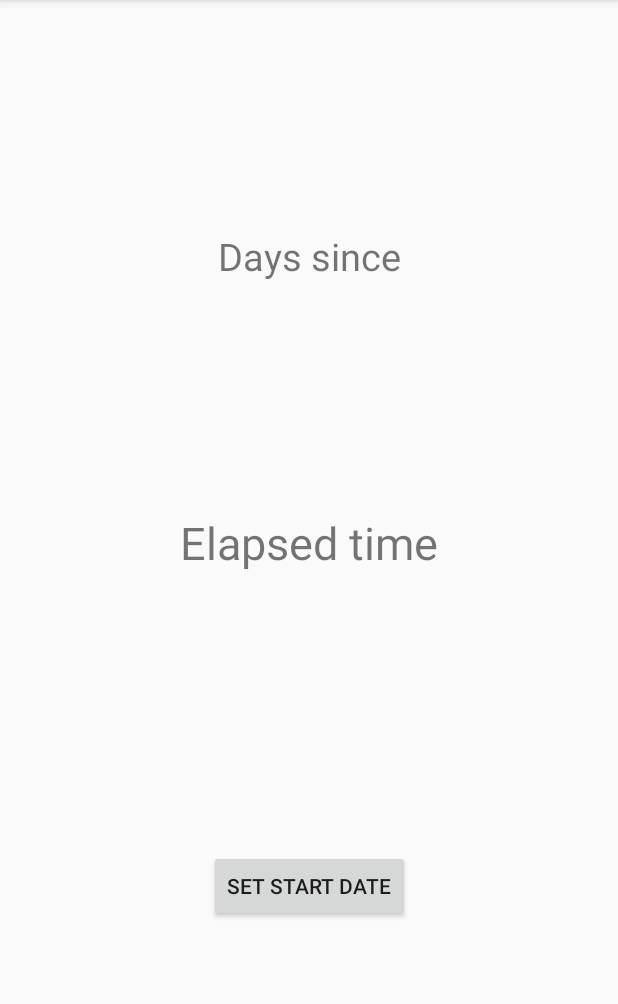
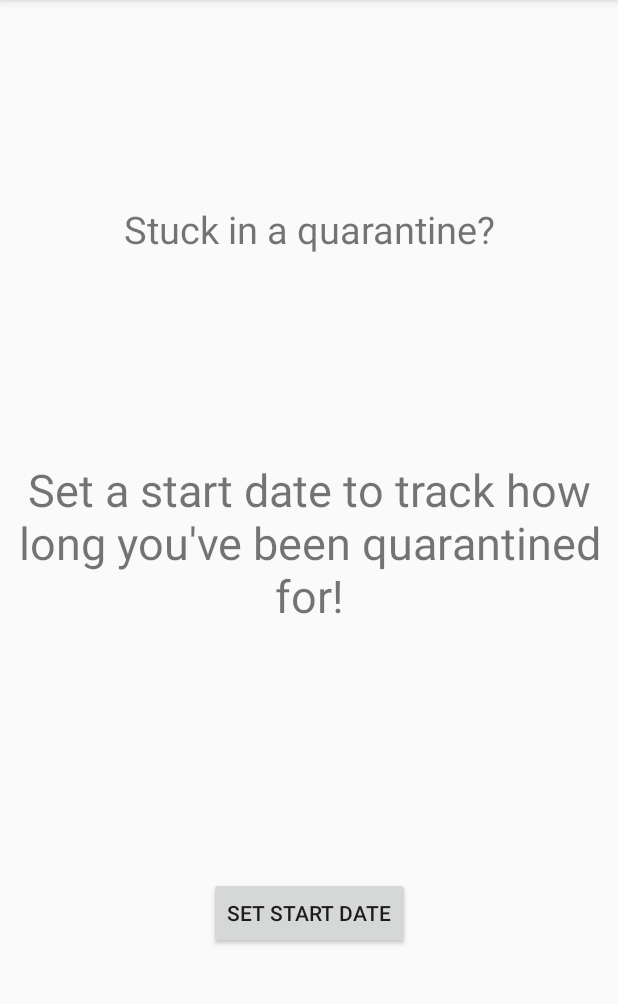
Before and after one commit to henryinqz/Quarantine-Time, an Android app: the screen it shows after launch (MainActivity), on a phone screen of 412 x 824 dp, the part 84-1088 px from its top. Run offline under Robolectric (Android 15) with nearby library versions, the phone set to English and light mode, and no system bars; Roboto replaces fonts that are not available here.

Commit message:
Fixed strings when no start date set

```diff
--- a/app/src/main/res/layout/activity_main.xml
+++ b/app/src/main/res/layout/activity_main.xml
@@ -19,7 +19,7 @@
         android:layout_marginRight="16dp"
         android:layout_marginBottom="32dp"
         android:gravity="center"
-        android:text="Elapsed time"
+        android:text="@string/elapsed_time"
         android:textSize="30sp"
         app:layout_constraintBottom_toTopOf="@+id/button_pickdate"
         app:layout_constraintEnd_toEndOf="parent"
@@ -38,7 +38,7 @@
         android:layout_marginEnd="40dp"
         android:layout_marginRight="40dp"
         android:gravity="center"
-        android:text="Days since"
+        android:text="@string/days_since"
         android:textSize="25sp"
         app:layout_constraintBottom_toTopOf="@id/text_view_elapsed_time"
         app:layout_constraintEnd_toEndOf="parent"
--- a/app/src/main/res/values/strings.xml
+++ b/app/src/main/res/values/strings.xml
@@ -1,3 +1,5 @@
 <resources>
     <string name="app_name">Quarantine Time</string>
+    <string name="elapsed_time">Set a start date to track how long you\'ve been quarantined for!</string>
+    <string name="days_since">Stuck in a quarantine?</string>
 </resources>
```
